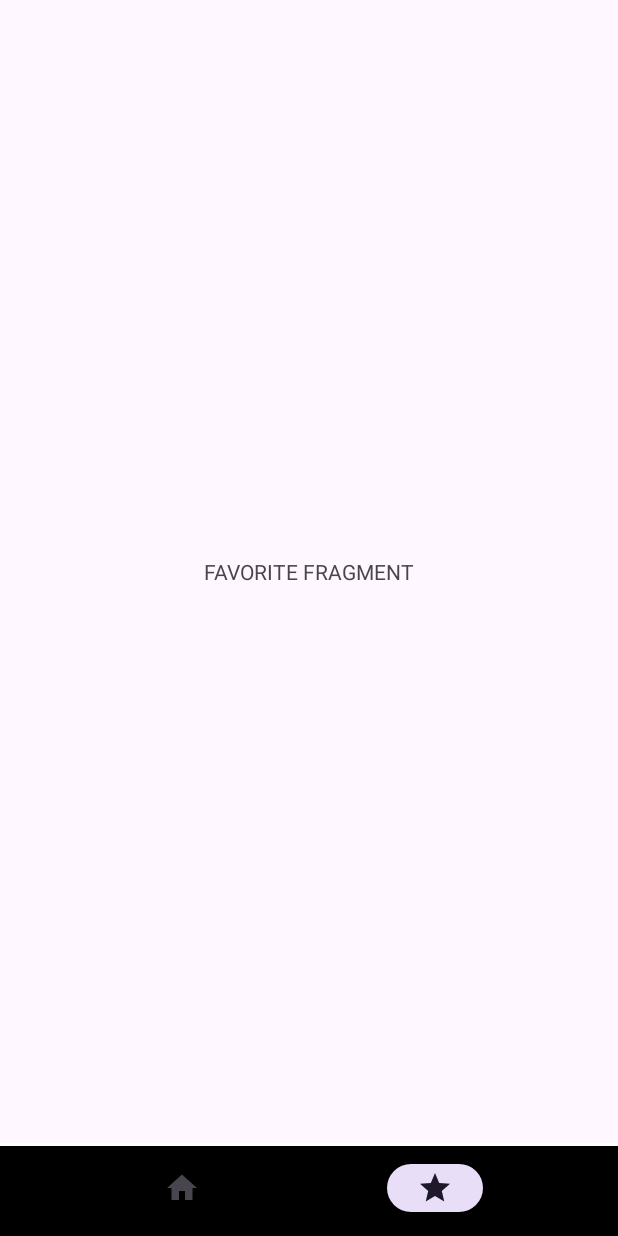
After one commit to Umitytsr/MovieApp, an Android app: the FavoriteFragment screen opened through its navigation route, on a phone screen of 412 x 824 dp. The commit adds this screen. Run offline under Robolectric (Android 15) with nearby library versions, the phone set to English and light mode, and no system bars; our stand-ins replace Dagger/Hilt's generated code, navigation-ui; pictures from the network do not load; 2 statements that could not run were skipped.

Commit message:
add bottom navigation

```diff
--- a/app/src/main/java/com/umitytsr/movieapp/ui/MainActivity.kt
+++ b/app/src/main/java/com/umitytsr/movieapp/ui/MainActivity.kt
@@ -2,13 +2,22 @@ package com.umitytsr.movieapp.ui
 
 import androidx.appcompat.app.AppCompatActivity
 import android.os.Bundle
+import androidx.navigation.fragment.NavHostFragment
+import androidx.navigation.ui.NavigationUI.setupWithNavController
 import com.umitytsr.movieapp.R
+import com.umitytsr.movieapp.databinding.ActivityMainBinding
 import dagger.hilt.android.AndroidEntryPoint
 
 @AndroidEntryPoint
 class MainActivity : AppCompatActivity() {
+    private lateinit var binding: ActivityMainBinding
     override fun onCreate(savedInstanceState: Bundle?) {
         super.onCreate(savedInstanceState)
-        setContentView(R.layout.activity_main)
+        binding = ActivityMainBinding.inflate(layoutInflater)
+        setContentView(binding.root)
+
+        val navHostFragment = supportFragmentManager.findFragmentById(R.id.fragmentContainerView)
+                as NavHostFragment
+        setupWithNavController(binding.bottomView,navHostFragment.navController)
     }
 }
--- /dev/null
+++ b/app/src/main/java/com/umitytsr/movieapp/ui/favorite/FavoriteFragment.kt
@@ -0,0 +1,19 @@
+package com.umitytsr.movieapp.ui.favorite
+
+import android.os.Bundle
+import androidx.fragment.app.Fragment
+import android.view.LayoutInflater
+import android.view.View
+import android.view.ViewGroup
+import com.umitytsr.movieapp.databinding.FragmentFavoriteBinding
+
+class FavoriteFragment : Fragment() {
+    private lateinit var binding: FragmentFavoriteBinding
+    override fun onCreateView(
+        inflater: LayoutInflater, container: ViewGroup?,
+        savedInstanceState: Bundle?
+    ): View {
+        binding = FragmentFavoriteBinding.inflate(inflater,container,false)
+        return binding.root
+    }
+}
--- /dev/null
+++ b/app/src/main/res/drawable/baseline_favorite.xml
@@ -0,0 +1,5 @@
+<vector android:height="24dp" android:tint="#FFFFFF"
+    android:viewportHeight="24" android:viewportWidth="24"
+    android:width="24dp" xmlns:android="http://schemas.android.com/apk/res/android">
+    <path android:fillColor="@android:color/white" android:pathData="M12,17.27L18.18,21l-1.64,-7.03L22,9.24l-7.19,-0.61L12,2 9.19,8.63 2,9.24l5.46,4.73L5.82,21z"/>
+</vector>
--- /dev/null
+++ b/app/src/main/res/drawable/baseline_home.xml
@@ -0,0 +1,5 @@
+<vector android:height="24dp" android:tint="#FFFFFF"
+    android:viewportHeight="24" android:viewportWidth="24"
+    android:width="24dp" xmlns:android="http://schemas.android.com/apk/res/android">
+    <path android:fillColor="@android:color/white" android:pathData="M10,20v-6h4v6h5v-8h3L12,3 2,12h3v8z"/>
+</vector>
--- a/app/src/main/res/layout/activity_main.xml
+++ b/app/src/main/res/layout/activity_main.xml
@@ -10,12 +10,35 @@
         android:id="@+id/fragmentContainerView"
         android:name="androidx.navigation.fragment.NavHostFragment"
         android:layout_width="match_parent"
-        android:layout_height="match_parent"
+        android:layout_height="0dp"
         app:defaultNavHost="true"
+        app:layout_constraintEnd_toEndOf="parent"
+        app:layout_constraintStart_toStartOf="parent"
+        app:layout_constraintTop_toTopOf="parent"
+        app:layout_constraintBottom_toTopOf="@id/line"
+        app:navGraph="@navigation/nav_graph" />
+
+    <View
+        android:id="@+id/line"
+        android:layout_width="match_parent"
+        android:layout_height="2dp"
+        app:layout_constraintStart_toStartOf="parent"
+        app:layout_constraintEnd_toEndOf="parent"
+        android:background="@color/white"
+        app:layout_constraintTop_toBottomOf="@id/fragmentContainerView"
+        app:layout_constraintBottom_toTopOf="@id/bottomView"
+        />
+
+
+    <com.google.android.material.bottomnavigation.BottomNavigationView
+        android:id="@+id/bottomView"
+        android:layout_width="match_parent"
+        android:layout_height="60dp"
+        android:background="@color/black"
         app:layout_constraintBottom_toBottomOf="parent"
         app:layout_constraintEnd_toEndOf="parent"
         app:layout_constraintStart_toStartOf="parent"
-        app:layout_constraintTop_toTopOf="parent"
-        app:navGraph="@navigation/nav_graph" />
+        app:menu="@menu/bottom_nav_menu" />
+
 
 </androidx.constraintlayout.widget.ConstraintLayout>
--- /dev/null
+++ b/app/src/main/res/layout/fragment_favorite.xml
@@ -0,0 +1,20 @@
+<?xml version="1.0" encoding="utf-8"?>
+<androidx.constraintlayout.widget.ConstraintLayout xmlns:android="http://schemas.android.com/apk/res/android"
+    xmlns:tools="http://schemas.android.com/tools"
+    android:layout_width="match_parent"
+    android:layout_height="match_parent"
+    android:id="@+id/favoriteFragment"
+    xmlns:app="http://schemas.android.com/apk/res-auto"
+    tools:context=".ui.favorite.FavoriteFragment">
+
+   <TextView
+       android:layout_width="wrap_content"
+       android:layout_height="wrap_content"
+       app:layout_constraintTop_toTopOf="parent"
+       app:layout_constraintStart_toStartOf="parent"
+       app:layout_constraintEnd_toEndOf="parent"
+       app:layout_constraintBottom_toBottomOf="parent"
+       android:text="FAVORITE FRAGMENT"
+       />
+
+</androidx.constraintlayout.widget.ConstraintLayout>
--- a/app/src/main/res/layout/item_row_movie.xml
+++ b/app/src/main/res/layout/item_row_movie.xml
@@ -3,8 +3,8 @@
     xmlns:app="http://schemas.android.com/apk/res-auto"
     xmlns:tools="http://schemas.android.com/tools"
     android:id="@+id/cardView"
-    android:layout_width="120dp"
-    android:layout_height="180dp"
+    android:layout_width="180dp"
+    android:layout_height="270dp"
     android:layout_marginEnd="5dp"
     android:clickable="true"
     android:focusable="true"
--- /dev/null
+++ b/app/src/main/res/menu/bottom_nav_menu.xml
@@ -0,0 +1,16 @@
+<?xml version="1.0" encoding="utf-8"?>
+<menu xmlns:app="http://schemas.android.com/apk/res-auto"
+    xmlns:android="http://schemas.android.com/apk/res/android">
+
+    <item
+        android:id="@+id/homeFragment"
+        android:icon="@drawable/baseline_home"
+        android:title=""
+        />
+
+    <item
+        android:id="@+id/favoriteFragment"
+        android:icon="@drawable/baseline_favorite"
+        android:title=""
+        />
+</menu>
--- a/app/src/main/res/navigation/nav_graph.xml
+++ b/app/src/main/res/navigation/nav_graph.xml
@@ -30,4 +30,13 @@
             app:nullable="true"
             android:defaultValue="@null" />
     </fragment>
+    <fragment
+        android:id="@+id/favoriteFragment"
+        android:name="com.umitytsr.movieapp.ui.favorite.FavoriteFragment"
+        android:label="fragment_favorite"
+        tools:layout="@layout/fragment_favorite" >
+        <action
+            android:id="@+id/action_favoriteFragment2_to_detailerFragment"
+            app:destination="@id/detailerFragment" />
+    </fragment>
 </navigation>
```
Also changed, not shown: app/src/main/res/layout/fragment_detailer.xml (+12 -13 lines), app/src/main/res/layout/fragment_home.xml (+23 -51 lines).
